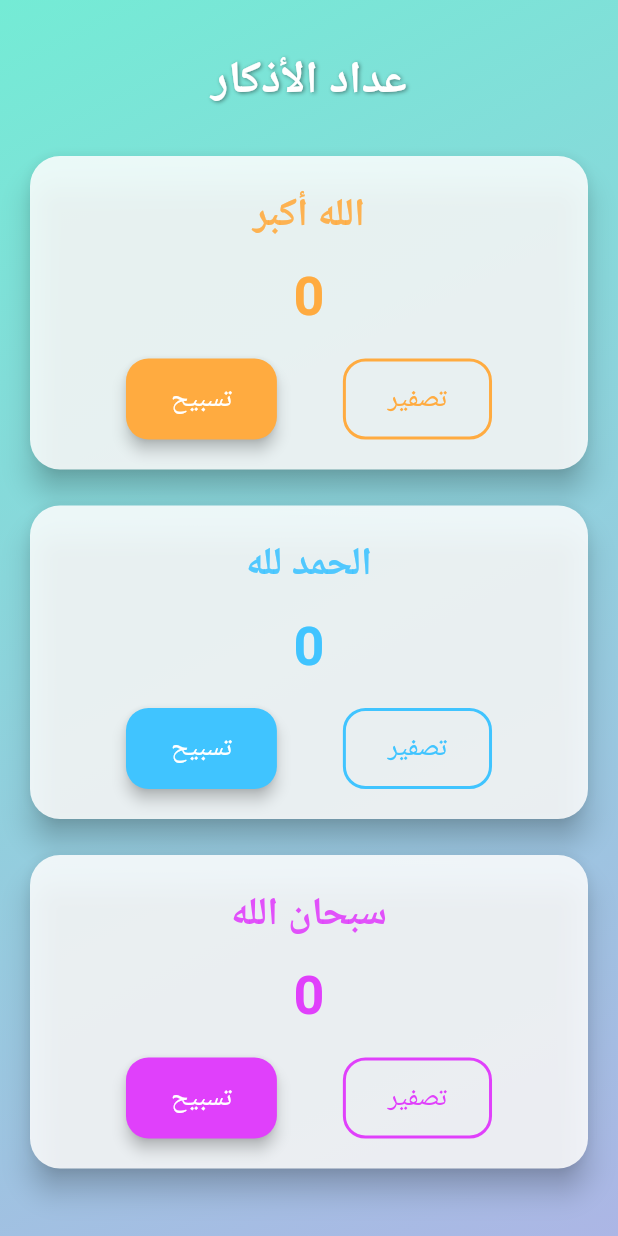
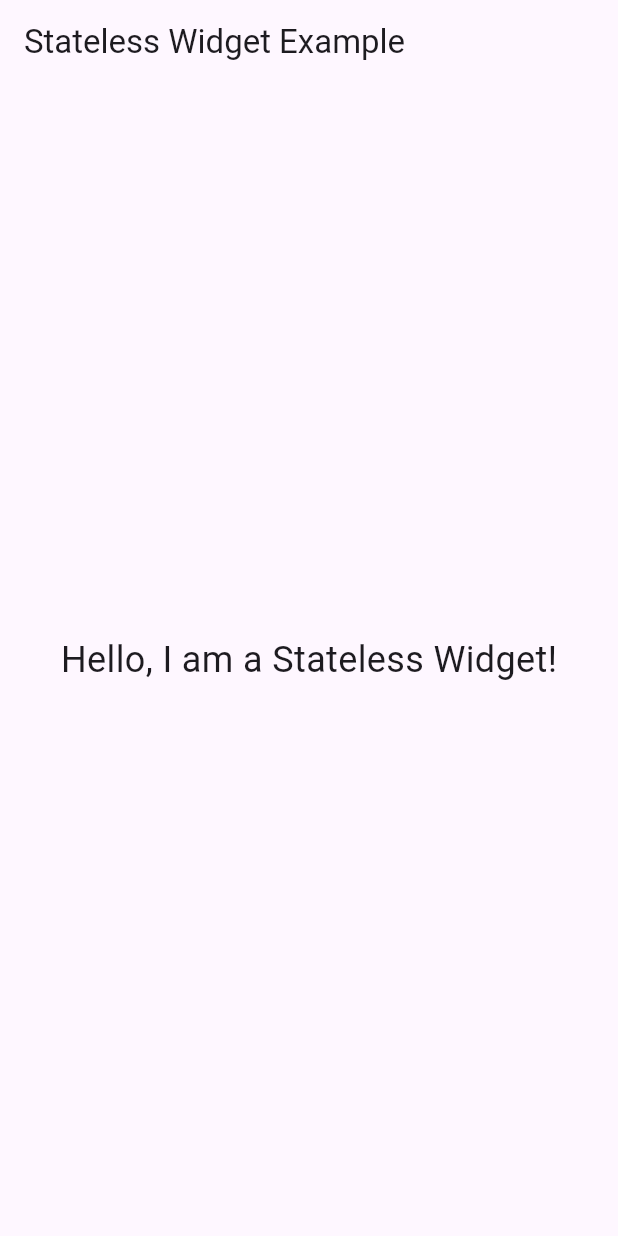
Before and after one commit to LAHENLAHRN/allapplication, a Flutter app: the screen it shows after launch, on a phone screen of 412 x 824 dp. Run offline on Flutter 3.47's test engine with Material 3 defaults, Android fonts, the phone set to English and light mode, and no system bars.

Commit message:
lesson_03_statelesswidget

```diff
--- a/lib/main.dart
+++ b/lib/main.dart
@@ -1,175 +1,31 @@
 import 'package:flutter/material.dart';
 
 void main() {
-  runApp(const TasbeehApp());
+  runApp(MyStatelessApp());
 }
 
-class TasbeehApp extends StatelessWidget {
-  const TasbeehApp({super.key});
-
+class MyStatelessApp extends StatelessWidget {
   @override
   Widget build(BuildContext context) {
     return MaterialApp(
-      debugShowCheckedModeBanner: false,
-      title: 'عداد التسبيح',
-      theme: ThemeData(
-        fontFamily: 'Roboto',
-        primarySwatch: Colors.teal,
-      ),
-      home: const TasbeehScreen(),
-    );
-  }
-}
-
-class TasbeehScreen extends StatefulWidget {
-  const TasbeehScreen({super.key});
-
-  @override
-  State<TasbeehScreen> createState() => _TasbeehScreenState();
-}
-
-class _TasbeehScreenState extends State<TasbeehScreen> {
-  int allahuAkbar = 0;
-  int alhamdulillah = 0;
-  int subhanAllah = 0;
-
-  @override
-  Widget build(BuildContext context) {
-    return Scaffold(
-      body: Container(
-        decoration: const BoxDecoration(
-          gradient: LinearGradient(
-            colors: [Color(0xFF74EBD5), Color(0xFFACB6E5)],
-            begin: Alignment.topLeft,
-            end: Alignment.bottomRight,
-          ),
+      home: Scaffold(
+        appBar: AppBar(
+          title: Text('Stateless Widget Example'),
         ),
-        child: SafeArea(
-          child: SingleChildScrollView(
-            physics: const BouncingScrollPhysics(),
-            padding: const EdgeInsets.all(16.0),
-            child: Column(
-              children: [
-                const SizedBox(height: 16),
-                const Text(
-                  'عداد الأذكار',
-                  style: TextStyle(
-                    fontSize: 30,
-                    fontWeight: FontWeight.bold,
-                    color: Colors.white,
-                    shadows: [
-                      Shadow(
-                        color: Colors.black45,
-                        offset: Offset(1, 1),
-                        blurRadius: 3,
-                      ),
-                    ],
-                  ),
-                ),
-                const SizedBox(height: 24),
-                _buildCounterCard(
-                  title: 'الله أكبر',
-                  count: allahuAkbar,
-                  color: Colors.orangeAccent,
-                  onTap: () => setState(() => allahuAkbar++),
-                  onReset: () => setState(() => allahuAkbar = 0),
-                ),
-                const SizedBox(height: 16),
-                _buildCounterCard(
-                  title: 'الحمد لله',
-                  count: alhamdulillah,
-                  color: Colors.lightBlueAccent,
-                  onTap: () => setState(() => alhamdulillah++),
-                  onReset: () => setState(() => alhamdulillah = 0),
-                ),
-                const SizedBox(height: 16),
-                _buildCounterCard(
-                  title: 'سبحان الله',
-                  count: subhanAllah,
-                  color: Colors.purpleAccent,
-                  onTap: () => setState(() => subhanAllah++),
-                  onReset: () => setState(() => subhanAllah = 0),
-                ),
-                const SizedBox(height: 30),
-              ],
-            ),
-          ),
-        ),
-      ),
-    );
-  }
-
-  Widget _buildCounterCard({
-    required String title,
-    required int count,
-    required Color color,
-    required VoidCallback onTap,
-    required VoidCallback onReset,
-  }) {
-    return Card(
-      color: Colors.white.withOpacity(0.85),
-      shape: RoundedRectangleBorder(borderRadius: BorderRadius.circular(20)),
-      elevation: 8,
-      child: Padding(
-        padding: const EdgeInsets.all(20),
-        child: Column(
-          children: [
-            Text(
-              title,
-              style: TextStyle(
-                fontSize: 26,
-                fontWeight: FontWeight.bold,
-                color: color.withOpacity(0.9),
-              ),
-            ),
-            const SizedBox(height: 10),
-            Text(
-              '$count',
-              style: TextStyle(
-                fontSize: 36,
-                fontWeight: FontWeight.w600,
-                color: color,
-              ),
-            ),
-            const SizedBox(height: 16),
-            Row(
-              mainAxisAlignment: MainAxisAlignment.spaceEvenly,
-              children: [
-                ElevatedButton(
-                  onPressed: onTap,
-                  style: ElevatedButton.styleFrom(
-                    backgroundColor: color,
-                    foregroundColor: Colors.white,
-                    padding: const EdgeInsets.symmetric(
-                        horizontal: 30, vertical: 14),
-                    shape: RoundedRectangleBorder(
-                        borderRadius: BorderRadius.circular(15)),
-                    elevation: 4,
-                  ),
-                  child: const Text(
-                    'تسبيح',
-                    style: TextStyle(fontSize: 18),
-                  ),
-                ),
-                OutlinedButton(
-                  onPressed: onReset,
-                  style: OutlinedButton.styleFrom(
-                    side: BorderSide(color: color, width: 2),
-                    padding: const EdgeInsets.symmetric(
-                        horizontal: 30, vertical: 14),
-                    shape: RoundedRectangleBorder(
-                        borderRadius: BorderRadius.circular(15)),
-                  ),
-                  child: Text(
-                    'تصفير',
-                    style: TextStyle(fontSize: 18, color: color),
-                  ),
-                ),
-              ],
-            ),
-          ],
+        body: Center(
+          child: MyCustomWidget(),
         ),
       ),
     );
   }
 }
+
+class MyCustomWidget extends StatelessWidget {
+  @override
+  Widget build(BuildContext context) {
+    return Text(
+      'Hello, I am a Stateless Widget!',
+      style: TextStyle(fontSize: 24),
+    );
+  }
+}
```
Also changed, not shown: 1 other file.
